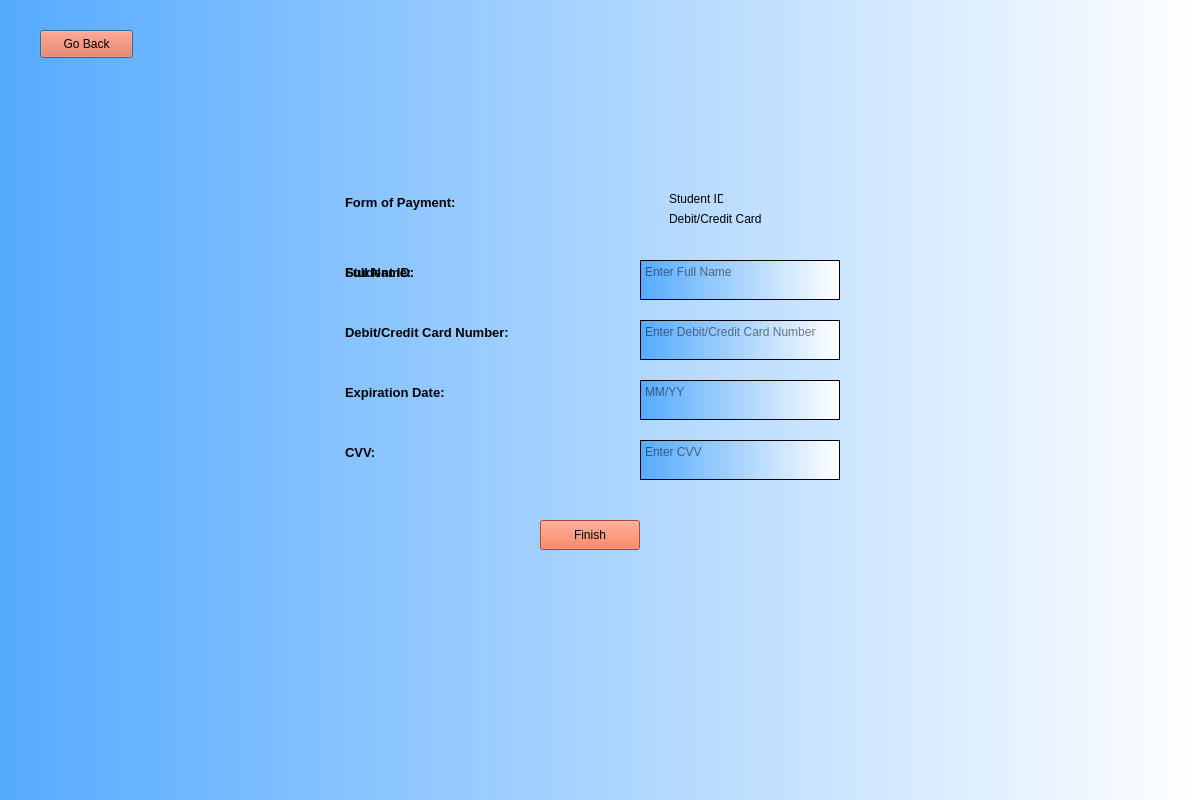
Above: Frontend/Payment.ui from YY0NII/DeskFood before the change. Below: the same form after it.
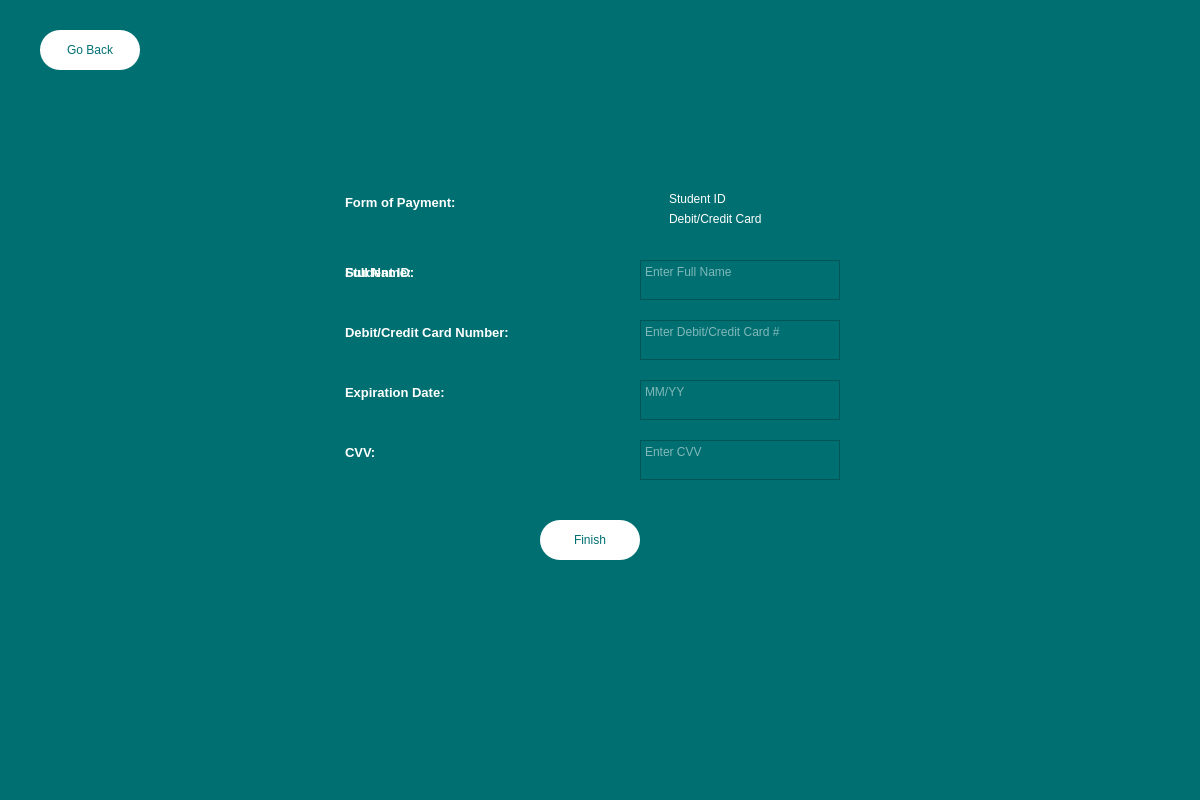
That is the form after the change.

```diff
--- a/Frontend/Payment.ui
+++ b/Frontend/Payment.ui
@@ -23,19 +23,22 @@
     </rect>
    </property>
    <property name="styleSheet">
-    <string notr="true">background-color: qlineargradient(spread:pad, x1:0, y1:0, x2:1, y2:0, stop:0 rgba(85, 170, 255, 255), stop:1 rgba(255, 255, 255, 255));</string>
+    <string notr="true">background-color:rgb(0, 111, 113);
+font: 87 12pt &quot;Arial Black&quot;;
+color: rgb(255, 255, 255);</string>
    </property>
    <widget class="QPushButton" name="returnBTN">
     <property name="geometry">
      <rect>
       <x>40</x>
       <y>30</y>
-      <width>93</width>
-      <height>28</height>
+      <width>100</width>
+      <height>40</height>
      </rect>
     </property>
     <property name="styleSheet">
-     <string notr="true">background-color: rgb(244, 96, 54);</string>
+     <string notr="true">background-color: rgb(255, 255, 255);border-radius:20px;
+color:rgb(0, 111, 113);</string>
     </property>
     <property name="text">
      <string>Go Back</string>
@@ -57,8 +60,8 @@
      <string>&lt;!DOCTYPE HTML PUBLIC &quot;-//W3C//DTD HTML 4.0//EN&quot; &quot;http://www.w3.org/TR/REC-html40/strict.dtd&quot;&gt;
 &lt;html&gt;&lt;head&gt;&lt;meta name=&quot;qrichtext&quot; content=&quot;1&quot; /&gt;&lt;style type=&quot;text/css&quot;&gt;
 p, li { white-space: pre-wrap; }
-&lt;/style&gt;&lt;/head&gt;&lt;body style=&quot; font-family:'MS Shell Dlg 2'; font-size:7.8pt; font-weight:400; font-style:normal;&quot;&gt;
-&lt;p style=&quot; margin-top:0px; margin-bottom:0px; margin-left:0px; margin-right:0px; -qt-block-indent:0; text-indent:0px;&quot;&gt;&lt;span style=&quot; font-size:10pt; font-weight:600;&quot;&gt;Student ID:&lt;/span&gt;&lt;/p&gt;&lt;/body&gt;&lt;/html&gt;</string>
+&lt;/style&gt;&lt;/head&gt;&lt;body style=&quot; font-family:'Arial Black'; font-size:12pt; font-weight:80; font-style:normal;&quot;&gt;
+&lt;p style=&quot; margin-top:0px; margin-bottom:0px; margin-left:0px; margin-right:0px; -qt-block-indent:0; text-indent:0px;&quot;&gt;&lt;span style=&quot; font-family:'MS Shell Dlg 2'; font-size:10pt; font-weight:600;&quot;&gt;Student ID:&lt;/span&gt;&lt;/p&gt;&lt;/body&gt;&lt;/html&gt;</string>
     </property>
    </widget>
    <widget class="QPushButton" name="finishBTN">
@@ -67,11 +70,12 @@
       <x>540</x>
       <y>520</y>
       <width>100</width>
-      <height>30</height>
+      <height>40</height>
      </rect>
     </property>
     <property name="styleSheet">
-     <string notr="true">background-color: rgb(244, 96, 54);</string>
+     <string notr="true">background-color: rgb(255, 255, 255);border-radius:20px;
+color:rgb(0, 111, 113);</string>
     </property>
     <property name="text">
      <string>Finish</string>
@@ -93,8 +97,8 @@
      <string>&lt;!DOCTYPE HTML PUBLIC &quot;-//W3C//DTD HTML 4.0//EN&quot; &quot;http://www.w3.org/TR/REC-html40/strict.dtd&quot;&gt;
 &lt;html&gt;&lt;head&gt;&lt;meta name=&quot;qrichtext&quot; content=&quot;1&quot; /&gt;&lt;style type=&quot;text/css&quot;&gt;
 p, li { white-space: pre-wrap; }
-&lt;/style&gt;&lt;/head&gt;&lt;body style=&quot; font-family:'MS Shell Dlg 2'; font-size:7.8pt; font-weight:400; font-style:normal;&quot;&gt;
-&lt;p style=&quot; margin-top:0px; margin-bottom:0px; margin-left:0px; margin-right:0px; -qt-block-indent:0; text-indent:0px;&quot;&gt;&lt;span style=&quot; font-size:10pt; font-weight:600;&quot;&gt;Form of Payment:&lt;/span&gt;&lt;/p&gt;&lt;/body&gt;&lt;/html&gt;</string>
+&lt;/style&gt;&lt;/head&gt;&lt;body style=&quot; font-family:'Arial Black'; font-size:12pt; font-weight:80; font-style:normal;&quot;&gt;
+&lt;p style=&quot; margin-top:0px; margin-bottom:0px; margin-left:0px; margin-right:0px; -qt-block-indent:0; text-indent:0px;&quot;&gt;&lt;span style=&quot; font-family:'MS Shell Dlg 2'; font-size:10pt; font-weight:600;&quot;&gt;Form of Payment:&lt;/span&gt;&lt;/p&gt;&lt;/body&gt;&lt;/html&gt;</string>
     </property>
    </widget>
    <widget class="QCheckBox" name="studentIDCheck">
@@ -105,7 +109,7 @@
      <rect>
       <x>650</x>
       <y>190</y>
-      <width>74</width>
+      <width>121</width>
       <height>18</height>
      </rect>
     </property>
@@ -121,7 +125,7 @@
      <rect>
       <x>650</x>
       <y>210</y>
-      <width>121</width>
+      <width>181</width>
       <height>18</height>
      </rect>
     </property>
@@ -148,8 +152,8 @@
      <string>&lt;!DOCTYPE HTML PUBLIC &quot;-//W3C//DTD HTML 4.0//EN&quot; &quot;http://www.w3.org/TR/REC-html40/strict.dtd&quot;&gt;
 &lt;html&gt;&lt;head&gt;&lt;meta name=&quot;qrichtext&quot; content=&quot;1&quot; /&gt;&lt;style type=&quot;text/css&quot;&gt;
 p, li { white-space: pre-wrap; }
-&lt;/style&gt;&lt;/head&gt;&lt;body style=&quot; font-family:'MS Shell Dlg 2'; font-size:7.8pt; font-weight:400; font-style:normal;&quot;&gt;
-&lt;p style=&quot; margin-top:0px; margin-bottom:0px; margin-left:0px; margin-right:0px; -qt-block-indent:0; text-indent:0px;&quot;&gt;&lt;span style=&quot; font-size:10pt; font-weight:600;&quot;&gt;Full Name:&lt;/span&gt;&lt;/p&gt;&lt;/body&gt;&lt;/html&gt;</string>
+&lt;/style&gt;&lt;/head&gt;&lt;body style=&quot; font-family:'Arial Black'; font-size:12pt; font-weight:80; font-style:normal;&quot;&gt;
+&lt;p style=&quot; margin-top:0px; margin-bottom:0px; margin-left:0px; margin-right:0px; -qt-block-indent:0; text-indent:0px;&quot;&gt;&lt;span style=&quot; font-family:'MS Shell Dlg 2'; font-size:10pt; font-weight:600;&quot;&gt;Full Name:&lt;/span&gt;&lt;/p&gt;&lt;/body&gt;&lt;/html&gt;</string>
     </property>
    </widget>
    <widget class="QTextBrowser" name="ccNumber">
@@ -168,8 +172,8 @@
      <string>&lt;!DOCTYPE HTML PUBLIC &quot;-//W3C//DTD HTML 4.0//EN&quot; &quot;http://www.w3.org/TR/REC-html40/strict.dtd&quot;&gt;
 &lt;html&gt;&lt;head&gt;&lt;meta name=&quot;qrichtext&quot; content=&quot;1&quot; /&gt;&lt;style type=&quot;text/css&quot;&gt;
 p, li { white-space: pre-wrap; }
-&lt;/style&gt;&lt;/head&gt;&lt;body style=&quot; font-family:'MS Shell Dlg 2'; font-size:7.8pt; font-weight:400; font-style:normal;&quot;&gt;
-&lt;p style=&quot; margin-top:0px; margin-bottom:0px; margin-left:0px; margin-right:0px; -qt-block-indent:0; text-indent:0px;&quot;&gt;&lt;span style=&quot; font-size:10pt; font-weight:600;&quot;&gt;Debit/Credit Card Number:&lt;/span&gt;&lt;/p&gt;&lt;/body&gt;&lt;/html&gt;</string>
+&lt;/style&gt;&lt;/head&gt;&lt;body style=&quot; font-family:'Arial Black'; font-size:12pt; font-weight:80; font-style:normal;&quot;&gt;
+&lt;p style=&quot; margin-top:0px; margin-bottom:0px; margin-left:0px; margin-right:0px; -qt-block-indent:0; text-indent:0px;&quot;&gt;&lt;span style=&quot; font-family:'MS Shell Dlg 2'; font-size:10pt; font-weight:600;&quot;&gt;Debit/Credit Card Number:&lt;/span&gt;&lt;/p&gt;&lt;/body&gt;&lt;/html&gt;</string>
     </property>
     <property name="placeholderText">
      <string/>
@@ -191,8 +195,8 @@
      <string>&lt;!DOCTYPE HTML PUBLIC &quot;-//W3C//DTD HTML 4.0//EN&quot; &quot;http://www.w3.org/TR/REC-html40/strict.dtd&quot;&gt;
 &lt;html&gt;&lt;head&gt;&lt;meta name=&quot;qrichtext&quot; content=&quot;1&quot; /&gt;&lt;style type=&quot;text/css&quot;&gt;
 p, li { white-space: pre-wrap; }
-&lt;/style&gt;&lt;/head&gt;&lt;body style=&quot; font-family:'MS Shell Dlg 2'; font-size:7.8pt; font-weight:400; font-style:normal;&quot;&gt;
-&lt;p style=&quot; margin-top:0px; margin-bottom:0px; margin-left:0px; margin-right:0px; -qt-block-indent:0; text-indent:0px;&quot;&gt;&lt;span style=&quot; font-size:10pt; font-weight:600;&quot;&gt;Expiration Date:&lt;/span&gt;&lt;/p&gt;&lt;/body&gt;&lt;/html&gt;</string>
+&lt;/style&gt;&lt;/head&gt;&lt;body style=&quot; font-family:'Arial Black'; font-size:12pt; font-weight:80; font-style:normal;&quot;&gt;
+&lt;p style=&quot; margin-top:0px; margin-bottom:0px; margin-left:0px; margin-right:0px; -qt-block-indent:0; text-indent:0px;&quot;&gt;&lt;span style=&quot; font-family:'MS Shell Dlg 2'; font-size:10pt; font-weight:600;&quot;&gt;Expiration Date:&lt;/span&gt;&lt;/p&gt;&lt;/body&gt;&lt;/html&gt;</string>
     </property>
    </widget>
    <widget class="QTextBrowser" name="CVV">
@@ -211,8 +215,8 @@
      <string>&lt;!DOCTYPE HTML PUBLIC &quot;-//W3C//DTD HTML 4.0//EN&quot; &quot;http://www.w3.org/TR/REC-html40/strict.dtd&quot;&gt;
 &lt;html&gt;&lt;head&gt;&lt;meta name=&quot;qrichtext&quot; content=&quot;1&quot; /&gt;&lt;style type=&quot;text/css&quot;&gt;
 p, li { white-space: pre-wrap; }
-&lt;/style&gt;&lt;/head&gt;&lt;body style=&quot; font-family:'MS Shell Dlg 2'; font-size:7.8pt; font-weight:400; font-style:normal;&quot;&gt;
-&lt;p style=&quot; margin-top:0px; margin-bottom:0px; margin-left:0px; margin-right:0px; -qt-block-indent:0; text-indent:0px;&quot;&gt;&lt;span style=&quot; font-size:10pt; font-weight:600;&quot;&gt;CVV:&lt;/span&gt;&lt;/p&gt;&lt;/body&gt;&lt;/html&gt;</string>
+&lt;/style&gt;&lt;/head&gt;&lt;body style=&quot; font-family:'Arial Black'; font-size:12pt; font-weight:80; font-style:normal;&quot;&gt;
+&lt;p style=&quot; margin-top:0px; margin-bottom:0px; margin-left:0px; margin-right:0px; -qt-block-indent:0; text-indent:0px;&quot;&gt;&lt;span style=&quot; font-family:'MS Shell Dlg 2'; font-size:10pt; font-weight:600;&quot;&gt;CVV:&lt;/span&gt;&lt;/p&gt;&lt;/body&gt;&lt;/html&gt;</string>
     </property>
    </widget>
    <widget class="QTextEdit" name="nameInput">
@@ -228,8 +232,8 @@
      <string>&lt;!DOCTYPE HTML PUBLIC &quot;-//W3C//DTD HTML 4.0//EN&quot; &quot;http://www.w3.org/TR/REC-html40/strict.dtd&quot;&gt;
 &lt;html&gt;&lt;head&gt;&lt;meta name=&quot;qrichtext&quot; content=&quot;1&quot; /&gt;&lt;style type=&quot;text/css&quot;&gt;
 p, li { white-space: pre-wrap; }
-&lt;/style&gt;&lt;/head&gt;&lt;body style=&quot; font-family:'MS Shell Dlg 2'; font-size:7.8pt; font-weight:400; font-style:normal;&quot;&gt;
-&lt;p style=&quot;-qt-paragraph-type:empty; margin-top:0px; margin-bottom:0px; margin-left:0px; margin-right:0px; -qt-block-indent:0; text-indent:0px;&quot;&gt;&lt;br /&gt;&lt;/p&gt;&lt;/body&gt;&lt;/html&gt;</string>
+&lt;/style&gt;&lt;/head&gt;&lt;body style=&quot; font-family:'Arial Black'; font-size:12pt; font-weight:80; font-style:normal;&quot;&gt;
+&lt;p style=&quot;-qt-paragraph-type:empty; margin-top:0px; margin-bottom:0px; margin-left:0px; margin-right:0px; -qt-block-indent:0; text-indent:0px; font-family:'MS Shell Dlg 2'; font-size:7.8pt; font-weight:400;&quot;&gt;&lt;br /&gt;&lt;/p&gt;&lt;/body&gt;&lt;/html&gt;</string>
     </property>
     <property name="placeholderText">
      <string>Enter Full Name</string>
@@ -248,8 +252,8 @@
      <string>&lt;!DOCTYPE HTML PUBLIC &quot;-//W3C//DTD HTML 4.0//EN&quot; &quot;http://www.w3.org/TR/REC-html40/strict.dtd&quot;&gt;
 &lt;html&gt;&lt;head&gt;&lt;meta name=&quot;qrichtext&quot; content=&quot;1&quot; /&gt;&lt;style type=&quot;text/css&quot;&gt;
 p, li { white-space: pre-wrap; }
-&lt;/style&gt;&lt;/head&gt;&lt;body style=&quot; font-family:'MS Shell Dlg 2'; font-size:7.8pt; font-weight:400; font-style:normal;&quot;&gt;
-&lt;p style=&quot;-qt-paragraph-type:empty; margin-top:0px; margin-bottom:0px; margin-left:0px; margin-right:0px; -qt-block-indent:0; text-indent:0px;&quot;&gt;&lt;br /&gt;&lt;/p&gt;&lt;/body&gt;&lt;/html&gt;</string>
+&lt;/style&gt;&lt;/head&gt;&lt;body style=&quot; font-family:'Arial Black'; font-size:12pt; font-weight:80; font-style:normal;&quot;&gt;
+&lt;p style=&quot;-qt-paragraph-type:empty; margin-top:0px; margin-bottom:0px; margin-left:0px; margin-right:0px; -qt-block-indent:0; text-indent:0px; font-family:'MS Shell Dlg 2'; font-size:7.8pt; font-weight:400;&quot;&gt;&lt;br /&gt;&lt;/p&gt;&lt;/body&gt;&lt;/html&gt;</string>
     </property>
     <property name="placeholderText">
      <string>Enter Student ID</string>
@@ -268,11 +272,11 @@
      <string>&lt;!DOCTYPE HTML PUBLIC &quot;-//W3C//DTD HTML 4.0//EN&quot; &quot;http://www.w3.org/TR/REC-html40/strict.dtd&quot;&gt;
 &lt;html&gt;&lt;head&gt;&lt;meta name=&quot;qrichtext&quot; content=&quot;1&quot; /&gt;&lt;style type=&quot;text/css&quot;&gt;
 p, li { white-space: pre-wrap; }
-&lt;/style&gt;&lt;/head&gt;&lt;body style=&quot; font-family:'MS Shell Dlg 2'; font-size:7.8pt; font-weight:400; font-style:normal;&quot;&gt;
-&lt;p style=&quot;-qt-paragraph-type:empty; margin-top:0px; margin-bottom:0px; margin-left:0px; margin-right:0px; -qt-block-indent:0; text-indent:0px;&quot;&gt;&lt;br /&gt;&lt;/p&gt;&lt;/body&gt;&lt;/html&gt;</string>
+&lt;/style&gt;&lt;/head&gt;&lt;body style=&quot; font-family:'Arial Black'; font-size:12pt; font-weight:80; font-style:normal;&quot;&gt;
+&lt;p style=&quot;-qt-paragraph-type:empty; margin-top:0px; margin-bottom:0px; margin-left:0px; margin-right:0px; -qt-block-indent:0; text-indent:0px; font-family:'MS Shell Dlg 2'; font-size:7.8pt; font-weight:400;&quot;&gt;&lt;br /&gt;&lt;/p&gt;&lt;/body&gt;&lt;/html&gt;</string>
     </property>
     <property name="placeholderText">
-     <string>Enter Debit/Credit Card Number</string>
+     <string>Enter Debit/Credit Card #</string>
     </property>
    </widget>
    <widget class="QTextEdit" name="expInput">
@@ -288,8 +292,8 @@
      <string>&lt;!DOCTYPE HTML PUBLIC &quot;-//W3C//DTD HTML 4.0//EN&quot; &quot;http://www.w3.org/TR/REC-html40/strict.dtd&quot;&gt;
 &lt;html&gt;&lt;head&gt;&lt;meta name=&quot;qrichtext&quot; content=&quot;1&quot; /&gt;&lt;style type=&quot;text/css&quot;&gt;
 p, li { white-space: pre-wrap; }
-&lt;/style&gt;&lt;/head&gt;&lt;body style=&quot; font-family:'MS Shell Dlg 2'; font-size:7.8pt; font-weight:400; font-style:normal;&quot;&gt;
-&lt;p style=&quot;-qt-paragraph-type:empty; margin-top:0px; margin-bottom:0px; margin-left:0px; margin-right:0px; -qt-block-indent:0; text-indent:0px;&quot;&gt;&lt;br /&gt;&lt;/p&gt;&lt;/body&gt;&lt;/html&gt;</string>
+&lt;/style&gt;&lt;/head&gt;&lt;body style=&quot; font-family:'Arial Black'; font-size:12pt; font-weight:80; font-style:normal;&quot;&gt;
+&lt;p style=&quot;-qt-paragraph-type:empty; margin-top:0px; margin-bottom:0px; margin-left:0px; margin-right:0px; -qt-block-indent:0; text-indent:0px; font-family:'MS Shell Dlg 2'; font-size:7.8pt; font-weight:400;&quot;&gt;&lt;br /&gt;&lt;/p&gt;&lt;/body&gt;&lt;/html&gt;</string>
     </property>
     <property name="placeholderText">
      <string>MM/YY</string>
@@ -308,8 +312,8 @@
      <string>&lt;!DOCTYPE HTML PUBLIC &quot;-//W3C//DTD HTML 4.0//EN&quot; &quot;http://www.w3.org/TR/REC-html40/strict.dtd&quot;&gt;
 &lt;html&gt;&lt;head&gt;&lt;meta name=&quot;qrichtext&quot; content=&quot;1&quot; /&gt;&lt;style type=&quot;text/css&quot;&gt;
 p, li { white-space: pre-wrap; }
-&lt;/style&gt;&lt;/head&gt;&lt;body style=&quot; font-family:'MS Shell Dlg 2'; font-size:7.8pt; font-weight:400; font-style:normal;&quot;&gt;
-&lt;p style=&quot;-qt-paragraph-type:empty; margin-top:0px; margin-bottom:0px; margin-left:0px; margin-right:0px; -qt-block-indent:0; text-indent:0px;&quot;&gt;&lt;br /&gt;&lt;/p&gt;&lt;/body&gt;&lt;/html&gt;</string>
+&lt;/style&gt;&lt;/head&gt;&lt;body style=&quot; font-family:'Arial Black'; font-size:12pt; font-weight:80; font-style:normal;&quot;&gt;
+&lt;p style=&quot;-qt-paragraph-type:empty; margin-top:0px; margin-bottom:0px; margin-left:0px; margin-right:0px; -qt-block-indent:0; text-indent:0px; font-family:'MS Shell Dlg 2'; font-size:7.8pt; font-weight:400;&quot;&gt;&lt;br /&gt;&lt;/p&gt;&lt;/body&gt;&lt;/html&gt;</string>
     </property>
     <property name="placeholderText">
      <string>Enter CVV</string>
```
